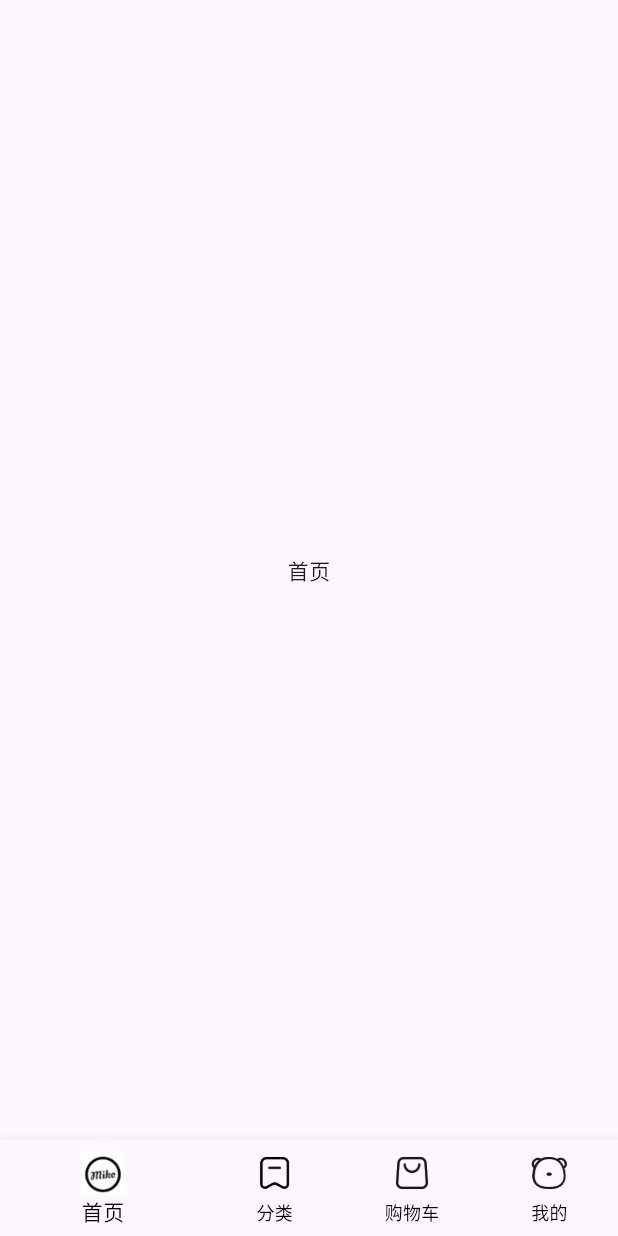
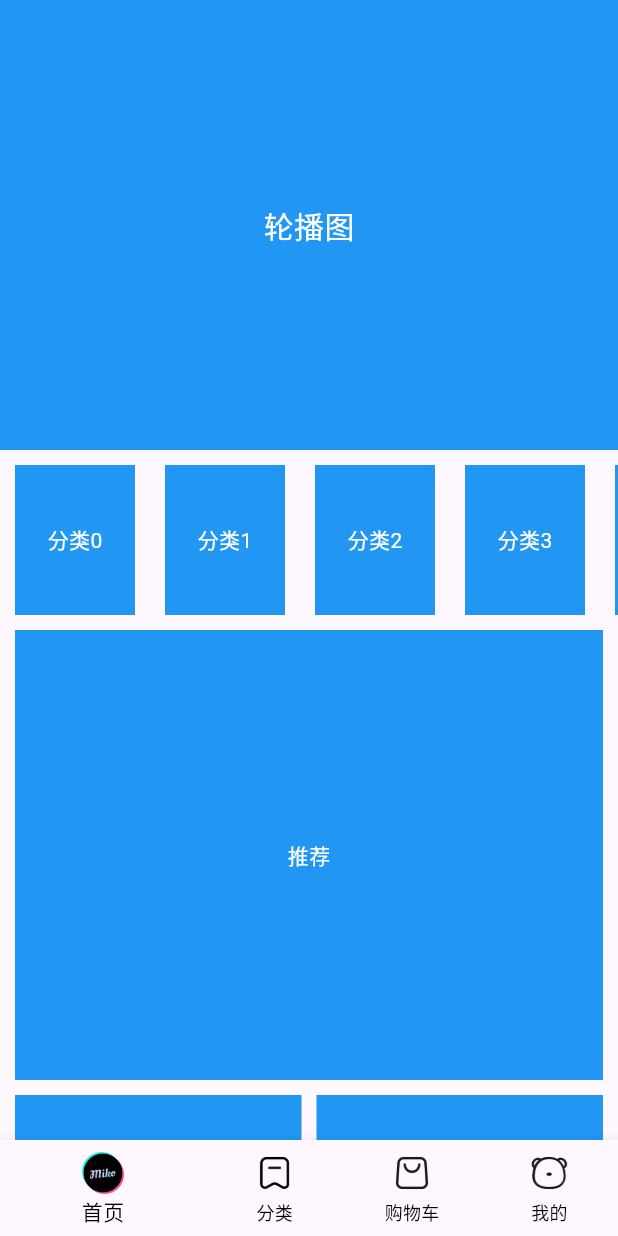
Before and after one commit to XiliTony/mh_shop, a Flutter app: the screen it shows after launch, on a phone screen of 412 x 824 dp. Run offline on Flutter 3.47's test engine with Material 3 defaults, Android fonts, the light colour scheme and no system bars.

Commit message:
完成首页基础布局

```diff
--- /dev/null
+++ b/lib/components/Home/MhCategory.dart
@@ -0,0 +1,33 @@
+import 'package:flutter/material.dart';
+
+class MhCategory extends StatefulWidget {
+  MhCategory({Key? key}) : super(key: key);
+
+  @override
+  _MhCategoryState createState() => _MhCategoryState();
+}
+
+class _MhCategoryState extends State<MhCategory> {
+  @override
+  Widget build(BuildContext context) {
+    // return ListView();
+    // 返回一个横向滚动的组件
+    return SizedBox(
+      height: 100,
+      child: ListView.builder(
+        scrollDirection: Axis.horizontal,
+        itemCount: 10,
+        itemBuilder: (BuildContext context, int index) {
+          return Container(
+            alignment: Alignment.center,
+            width: 80,
+            height: 100,
+            color: Colors.blue,
+            child: Text("分类$index", style: TextStyle(color: Colors.white)),
+            margin: EdgeInsets.symmetric(horizontal: 10),
+          );
+        },
+      ),
+    );
+  }
+}
--- /dev/null
+++ b/lib/components/Home/MhHot.dart
@@ -0,0 +1,20 @@
+import 'package:flutter/material.dart';
+
+class MhHot extends StatefulWidget {
+  MhHot({Key? key}) : super(key: key);
+
+  @override
+  _MhHotState createState() => _MhHotState();
+}
+
+class _MhHotState extends State<MhHot> {
+  @override
+  Widget build(BuildContext context) {
+    return Container(
+      height: 200,
+      color: Colors.blue,
+      alignment: Alignment.center,
+      child: Text("爆款推荐", style: TextStyle(color: Colors.white)),
+    );
+  }
+}
--- /dev/null
+++ b/lib/components/Home/MhMoreList.dart
@@ -0,0 +1,30 @@
+import 'package:flutter/material.dart';
+
+class MhMoreList extends StatefulWidget {
+  MhMoreList({Key? key}) : super(key: key);
+
+  @override
+  _MhMoreListState createState() => _MhMoreListState();
+}
+
+class _MhMoreListState extends State<MhMoreList> {
+  @override
+  Widget build(BuildContext context) {
+    // 必须是Sliver家族的组件
+    return SliverGrid.builder(
+      // 网格是两列
+      gridDelegate: SliverGridDelegateWithFixedCrossAxisCount(
+        crossAxisCount: 2,
+        mainAxisSpacing: 10,
+        crossAxisSpacing: 10,
+      ),
+      itemBuilder: (BuildContext context, int index) {
+        return Container(
+          child: Text("商品", style: TextStyle(color: Colors.white)),
+          color: Colors.blue,
+          alignment: Alignment.center,
+        );
+      },
+    );
+  }
+}
--- /dev/null
+++ b/lib/components/Home/MhSlider.dart
@@ -0,0 +1,20 @@
+import 'package:flutter/material.dart';
+
+class MhSlider extends StatefulWidget {
+  MhSlider({Key? key}) : super(key: key);
+
+  @override
+  _MhSliderState createState() => _MhSliderState();
+}
+
+class _MhSliderState extends State<MhSlider> {
+  @override
+  Widget build(BuildContext context) {
+    return Container(
+      height: 300,
+      color: Colors.blue,
+      alignment: Alignment.center,
+      child: Text("轮播图", style: TextStyle(color: Colors.white, fontSize: 20)),
+    );
+  }
+}
--- /dev/null
+++ b/lib/components/Home/MhSuggestion.dart
@@ -0,0 +1,23 @@
+import 'package:flutter/material.dart';
+
+class MhSuggestion extends StatefulWidget {
+  MhSuggestion({Key? key}) : super(key: key);
+
+  @override
+  _MhSuggestionState createState() => _MhSuggestionState();
+}
+
+class _MhSuggestionState extends State<MhSuggestion> {
+  @override
+  Widget build(BuildContext context) {
+    return Padding(
+      padding: EdgeInsetsDirectional.symmetric(horizontal: 10),
+      child: Container(
+        color: Colors.blue,
+        alignment: Alignment.center,
+        height: 300,
+        child: Text("推荐", style: TextStyle(color: Colors.white)),
+      ),
+    );
+  }
+}
--- a/lib/pages/Home/index.dart
+++ b/lib/pages/Home/index.dart
@@ -17,9 +17,9 @@ class _HomePageState extends State<HomePage> {
   final List<Map<String, String>> _tabList = [
     // 首页标签
     {
-    "icon": 'lib/assets/ic_public_home_normal.png',        // 未选中状态图标
+      "icon": 'lib/assets/ic_public_home_normal.png', // 未选中状态图标
       "active_icon": 'lib/assets/ic_public_home_active.png', // 选中状态图标
-    "name": '首页',                                         // 标签名称
+      "name": '首页', // 标签名称
     },
     // 分类标签
     {
@@ -46,17 +46,13 @@ class _HomePageState extends State<HomePage> {
   List<BottomNavigationBarItem> _getTabBarWidget() {
     return List.generate(_tabList.length, (int index) {
       return BottomNavigationBarItem(
-        icon: Image.asset(
-          _tabList[index]["icon"]!,
+        icon: Image.asset(_tabList[index]["icon"]!, width: 30, height: 30),
+        activeIcon: Image.asset(
+          _tabList[index]["active_icon"]!,
           width: 30,
-          height: 30
+          height: 30,
         ),
-        activeIcon: Image.asset(
-          _tabList[index]["icon"]!,
-          width: 30,
-          height: 30
-        ),
-        label: _tabList[index]["name"]
+        label: _tabList[index]["name"],
       );
     });
   }
@@ -72,8 +68,8 @@ class _HomePageState extends State<HomePage> {
       body: SafeArea(
         child: IndexedStack(
           index: _currentIndex,
-          children: _getChildren() // 放置四个组件
-        )
+          children: _getChildren(), // 放置四个组件
+        ),
       ),
       bottomNavigationBar: BottomNavigationBar(
         selectedItemColor: Colors.black,
@@ -85,7 +81,7 @@ class _HomePageState extends State<HomePage> {
           });
         },
         currentIndex: _currentIndex,
-        items: _getTabBarWidget()
+        items: _getTabBarWidget(),
       ),
     );
   }
--- a/lib/pages/main/index.dart
+++ b/lib/pages/main/index.dart
@@ -1,4 +1,9 @@
 import 'package:flutter/material.dart';
+import 'package:mh_shop/components/Home/MhCategory.dart';
+import 'package:mh_shop/components/Home/MhHot.dart';
+import 'package:mh_shop/components/Home/MhMoreList.dart';
+import 'package:mh_shop/components/Home/MhSlider.dart';
+import 'package:mh_shop/components/Home/MhSuggestion.dart';
 
 class MainView extends StatefulWidget {
   const MainView({super.key});
@@ -8,10 +13,36 @@ class MainView extends StatefulWidget {
 }
 
 class _MainViewState extends State<MainView> {
+  List<Widget> _getScrollChildren() {
+    return [
+      // 包裹普通widget的sliver家族的组件
+      SliverToBoxAdapter(child: MhSlider()), // 轮播图组件
+      // 放置分类组件
+      SliverToBoxAdapter(child: SizedBox(height: 10)),
+      // SliverGrid和SliverList只能纵向排列
+      SliverToBoxAdapter(child: MhCategory()),  // 分类组件
+      SliverToBoxAdapter(child: SizedBox(height: 10)),
+      SliverToBoxAdapter(child: MhSuggestion()),
+      SliverToBoxAdapter(child: SizedBox(height: 10)),
+      SliverToBoxAdapter(
+        child: Padding(
+          padding: EdgeInsets.symmetric(horizontal: 10),
+          child: Flex(
+            direction: Axis.horizontal,
+            children: [
+              Expanded(child: MhHot()),
+              SizedBox(width: 10),
+              Expanded(child: MhHot())
+            ],
+          )
+        )
+      ),
+      SliverToBoxAdapter(child: SizedBox(height: 10)),
+      MhMoreList()  // 无限滚动列表
+    ];
+  }
   @override
   Widget build(BuildContext context) {
-    return Center(
-       child: Text("首页"),
-    );
+    return CustomScrollView(slivers: _getScrollChildren(),);  // sliver家族的内容
   }
 }
```
Lines whose indentation alone changed are shown as unchanged.
